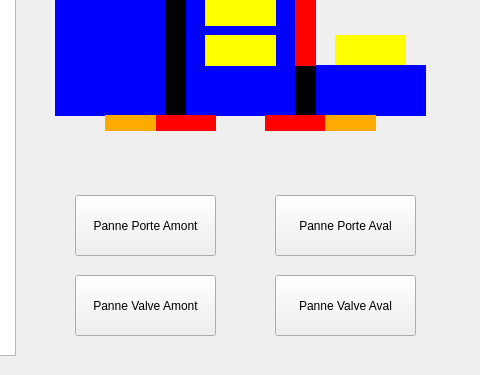
Old version of the form ecluse.ui in the repository Alpam/Ecluse; both pictures show x 305 to 785 and y 125 to 500 of the 942 by 500 pixel window.
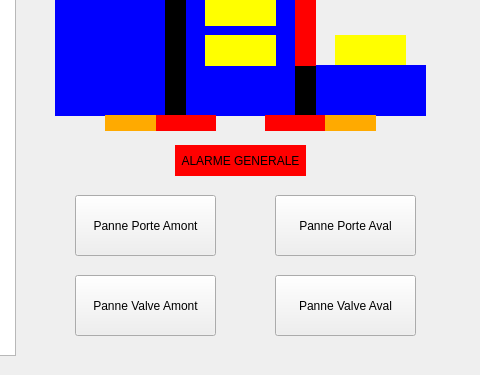
New version of the form.

Commit message: Panne et alarmes animées

```diff
--- a/ecluse.ui
+++ b/ecluse.ui
@@ -14747,6 +14747,440 @@
     <string/>
    </property>
   </widget>
+  <widget class="QLabel" name="alarmGen">
+   <property name="geometry">
+    <rect>
+     <x>480</x>
+     <y>270</y>
+     <width>131</width>
+     <height>31</height>
+    </rect>
+   </property>
+   <property name="palette">
+    <palette>
+     <active>
+      <colorrole role="WindowText">
+       <brush brushstyle="SolidPattern">
+        <color alpha="255">
+         <red>0</red>
+         <green>0</green>
+         <blue>0</blue>
+        </color>
+       </brush>
+      </colorrole>
+      <colorrole role="Button">
+       <brush brushstyle="SolidPattern">
+        <color alpha="255">
+         <red>255</red>
+         <green>0</green>
+         <blue>0</blue>
+        </color>
+       </brush>
+      </colorrole>
+      <colorrole role="Light">
+       <brush brushstyle="SolidPattern">
+        <color alpha="255">
+         <red>255</red>
+         <green>127</green>
+         <blue>127</blue>
+        </color>
+       </brush>
+      </colorrole>
+      <colorrole role="Midlight">
+       <brush brushstyle="SolidPattern">
+        <color alpha="255">
+         <red>255</red>
+         <green>63</green>
+         <blue>63</blue>
+        </color>
+       </brush>
+      </colorrole>
+      <colorrole role="Dark">
+       <brush brushstyle="SolidPattern">
+        <color alpha="255">
+         <red>127</red>
+         <green>0</green>
+         <blue>0</blue>
+        </color>
+       </brush>
+      </colorrole>
+      <colorrole role="Mid">
+       <brush brushstyle="SolidPattern">
+        <color alpha="255">
+         <red>170</red>
+         <green>0</green>
+         <blue>0</blue>
+        </color>
+       </brush>
+      </colorrole>
+      <colorrole role="Text">
+       <brush brushstyle="SolidPattern">
+        <color alpha="255">
+         <red>0</red>
+         <green>0</green>
+         <blue>0</blue>
+        </color>
+       </brush>
+      </colorrole>
+      <colorrole role="BrightText">
+       <brush brushstyle="SolidPattern">
+        <color alpha="255">
+         <red>255</red>
+         <green>255</green>
+         <blue>255</blue>
+        </color>
+       </brush>
+      </colorrole>
+      <colorrole role="ButtonText">
+       <brush brushstyle="SolidPattern">
+        <color alpha="255">
+         <red>0</red>
+         <green>0</green>
+         <blue>0</blue>
+        </color>
+       </brush>
+      </colorrole>
+      <colorrole role="Base">
+       <brush brushstyle="SolidPattern">
+        <color alpha="255">
+         <red>255</red>
+         <green>255</green>
+         <blue>255</blue>
+        </color>
+       </brush>
+      </colorrole>
+      <colorrole role="Window">
+       <brush brushstyle="SolidPattern">
+        <color alpha="255">
+         <red>255</red>
+         <green>0</green>
+         <blue>0</blue>
+        </color>
+       </brush>
+      </colorrole>
+      <colorrole role="Shadow">
+       <brush brushstyle="SolidPattern">
+        <color alpha="255">
+         <red>0</red>
+         <green>0</green>
+         <blue>0</blue>
+        </color>
+       </brush>
+      </colorrole>
+      <colorrole role="AlternateBase">
+       <brush brushstyle="SolidPattern">
+        <color alpha="255">
+         <red>255</red>
+         <green>127</green>
+         <blue>127</blue>
+        </color>
+       </brush>
+      </colorrole>
+      <colorrole role="ToolTipBase">
+       <brush brushstyle="SolidPattern">
+        <color alpha="255">
+         <red>255</red>
+         <green>255</green>
+         <blue>220</blue>
+        </color>
+       </brush>
+      </colorrole>
+      <colorrole role="ToolTipText">
+       <brush brushstyle="SolidPattern">
+        <color alpha="255">
+         <red>0</red>
+         <green>0</green>
+         <blue>0</blue>
+        </color>
+       </brush>
+      </colorrole>
+     </active>
+     <inactive>
+      <colorrole role="WindowText">
+       <brush brushstyle="SolidPattern">
+        <color alpha="255">
+         <red>0</red>
+         <green>0</green>
+         <blue>0</blue>
+        </color>
+       </brush>
+      </colorrole>
+      <colorrole role="Button">
+       <brush brushstyle="SolidPattern">
+        <color alpha="255">
+         <red>255</red>
+         <green>0</green>
+         <blue>0</blue>
+        </color>
+       </brush>
+      </colorrole>
+      <colorrole role="Light">
+       <brush brushstyle="SolidPattern">
+        <color alpha="255">
+         <red>255</red>
+         <green>127</green>
+         <blue>127</blue>
+        </color>
+       </brush>
+      </colorrole>
+      <colorrole role="Midlight">
+       <brush brushstyle="SolidPattern">
+        <color alpha="255">
+         <red>255</red>
+         <green>63</green>
+         <blue>63</blue>
+        </color>
+       </brush>
+      </colorrole>
+      <colorrole role="Dark">
+       <brush brushstyle="SolidPattern">
+        <color alpha="255">
+         <red>127</red>
+         <green>0</green>
+         <blue>0</blue>
+        </color>
+       </brush>
+      </colorrole>
+      <colorrole role="Mid">
+       <brush brushstyle="SolidPattern">
+        <color alpha="255">
+         <red>170</red>
+         <green>0</green>
+         <blue>0</blue>
+        </color>
+       </brush>
+      </colorrole>
+      <colorrole role="Text">
+       <brush brushstyle="SolidPattern">
+        <color alpha="255">
+         <red>0</red>
+         <green>0</green>
+         <blue>0</blue>
+        </color>
+       </brush>
+      </colorrole>
+      <colorrole role="BrightText">
+       <brush brushstyle="SolidPattern">
+        <color alpha="255">
+         <red>255</red>
+         <green>255</green>
+         <blue>255</blue>
+        </color>
+       </brush>
+      </colorrole>
+      <colorrole role="ButtonText">
+       <brush brushstyle="SolidPattern">
+        <color alpha="255">
+         <red>0</red>
+         <green>0</green>
+         <blue>0</blue>
+        </color>
+       </brush>
+      </colorrole>
+      <colorrole role="Base">
+       <brush brushstyle="SolidPattern">
+        <color alpha="255">
+         <red>255</red>
+         <green>255</green>
+         <blue>255</blue>
+        </color>
+       </brush>
+      </colorrole>
+      <colorrole role="Window">
+       <brush brushstyle="SolidPattern">
+        <color alpha="255">
+         <red>255</red>
+         <green>0</green>
+         <blue>0</blue>
+        </color>
+       </brush>
+      </colorrole>
+      <colorrole role="Shadow">
+       <brush brushstyle="SolidPattern">
+        <color alpha="255">
+         <red>0</red>
+         <green>0</green>
+         <blue>0</blue>
+        </color>
+       </brush>
+      </colorrole>
+      <colorrole role="AlternateBase">
+       <brush brushstyle="SolidPattern">
+        <color alpha="255">
+         <red>255</red>
+         <green>127</green>
+         <blue>127</blue>
+        </color>
+       </brush>
+      </colorrole>
+      <colorrole role="ToolTipBase">
+       <brush brushstyle="SolidPattern">
+        <color alpha="255">
+         <red>255</red>
+         <green>255</green>
+         <blue>220</blue>
+        </color>
+       </brush>
+      </colorrole>
+      <colorrole role="ToolTipText">
+       <brush brushstyle="SolidPattern">
+        <color alpha="255">
+         <red>0</red>
+         <green>0</green>
+         <blue>0</blue>
+        </color>
+       </brush>
+      </colorrole>
+     </inactive>
+     <disabled>
+      <colorrole role="WindowText">
+       <brush brushstyle="SolidPattern">
+        <color alpha="255">
+         <red>127</red>
+         <green>0</green>
+         <blue>0</blue>
+        </color>
+       </brush>
+      </colorrole>
+      <colorrole role="Button">
+       <brush brushstyle="SolidPattern">
+        <color alpha="255">
+         <red>255</red>
+         <green>0</green>
+         <blue>0</blue>
+        </color>
+       </brush>
+      </colorrole>
+      <colorrole role="Light">
+       <brush brushstyle="SolidPattern">
+        <color alpha="255">
+         <red>255</red>
+         <green>127</green>
+         <blue>127</blue>
+        </color>
+       </brush>
+      </colorrole>
+      <colorrole role="Midlight">
+       <brush brushstyle="SolidPattern">
+        <color alpha="255">
+         <red>255</red>
+         <green>63</green>
+         <blue>63</blue>
+        </color>
+       </brush>
+      </colorrole>
+      <colorrole role="Dark">
+       <brush brushstyle="SolidPattern">
+        <color alpha="255">
+         <red>127</red>
+         <green>0</green>
+         <blue>0</blue>
+        </color>
+       </brush>
+      </colorrole>
+      <colorrole role="Mid">
+       <brush brushstyle="SolidPattern">
+        <color alpha="255">
+         <red>170</red>
+         <green>0</green>
+         <blue>0</blue>
+        </color>
+       </brush>
+      </colorrole>
+      <colorrole role="Text">
+       <brush brushstyle="SolidPattern">
+        <color alpha="255">
+         <red>127</red>
+         <green>0</green>
+         <blue>0</blue>
+        </color>
+       </brush>
+      </colorrole>
+      <colorrole role="BrightText">
+       <brush brushstyle="SolidPattern">
+        <color alpha="255">
+         <red>255</red>
+         <green>255</green>
+         <blue>255</blue>
+        </color>
+       </brush>
+      </colorrole>
+      <colorrole role="ButtonText">
+       <brush brushstyle="SolidPattern">
+        <color alpha="255">
+         <red>127</red>
+         <green>0</green>
+         <blue>0</blue>
+        </color>
+       </brush>
+      </colorrole>
+      <colorrole role="Base">
+       <brush brushstyle="SolidPattern">
+        <color alpha="255">
+         <red>255</red>
+         <green>0</green>
+         <blue>0</blue>
+        </color>
+       </brush>
+      </colorrole>
+      <colorrole role="Window">
+       <brush brushstyle="SolidPattern">
+        <color alpha="255">
+         <red>255</red>
+         <green>0</green>
+         <blue>0</blue>
+        </color>
+       </brush>
+      </colorrole>
+      <colorrole role="Shadow">
+       <brush brushstyle="SolidPattern">
+        <color alpha="255">
+         <red>0</red>
+         <green>0</green>
+         <blue>0</blue>
+        </color>
+       </brush>
+      </colorrole>
+      <colorrole role="AlternateBase">
+       <brush brushstyle="SolidPattern">
+        <color alpha="255">
+         <red>255</red>
+         <green>0</green>
+         <blue>0</blue>
+        </color>
+       </brush>
+      </colorrole>
+      <colorrole role="ToolTipBase">
+       <brush brushstyle="SolidPattern">
+        <color alpha="255">
+         <red>255</red>
+         <green>255</green>
+         <blue>220</blue>
+        </color>
+       </brush>
+      </colorrole>
+      <colorrole role="ToolTipText">
+       <brush brushstyle="SolidPattern">
+        <color alpha="255">
+         <red>0</red>
+         <green>0</green>
+         <blue>0</blue>
+        </color>
+       </brush>
+      </colorrole>
+     </disabled>
+    </palette>
+   </property>
+   <property name="autoFillBackground">
+    <bool>true</bool>
+   </property>
+   <property name="text">
+    <string>ALARME GENERALE</string>
+   </property>
+   <property name="alignment">
+    <set>Qt::AlignCenter</set>
+   </property>
+  </widget>
  </widget>
  <resources/>
  <connections/>
```
